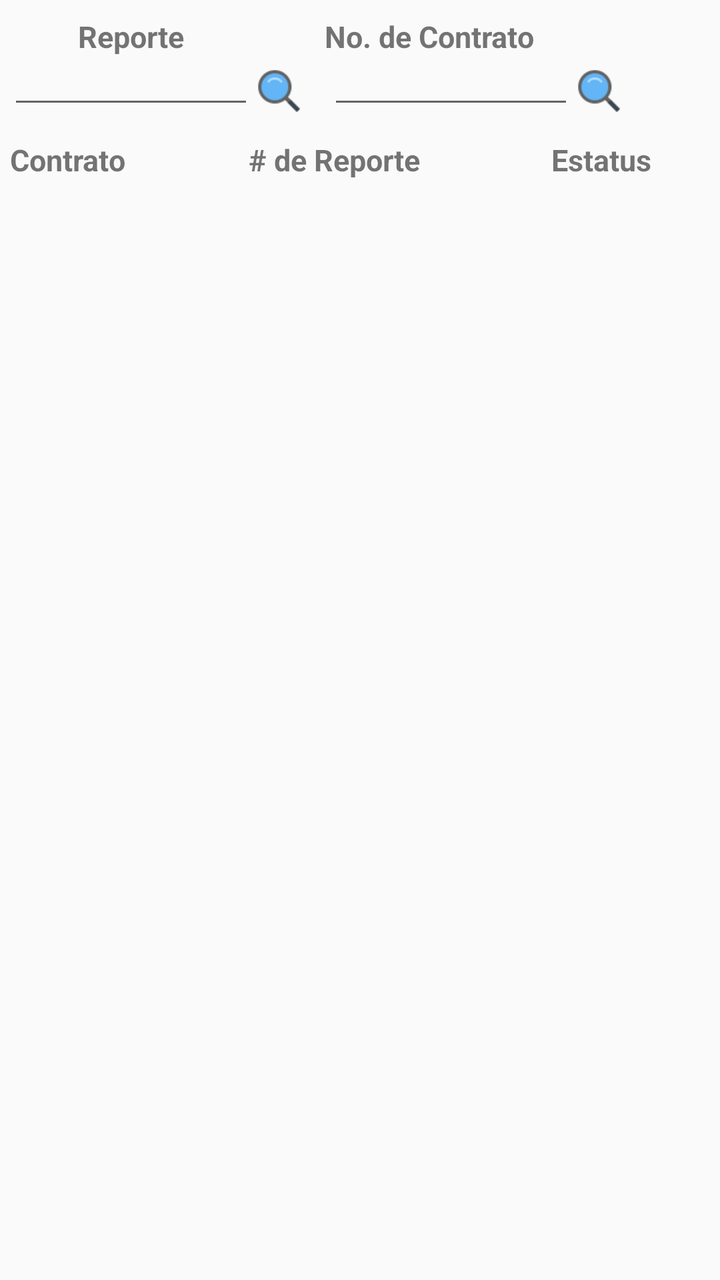
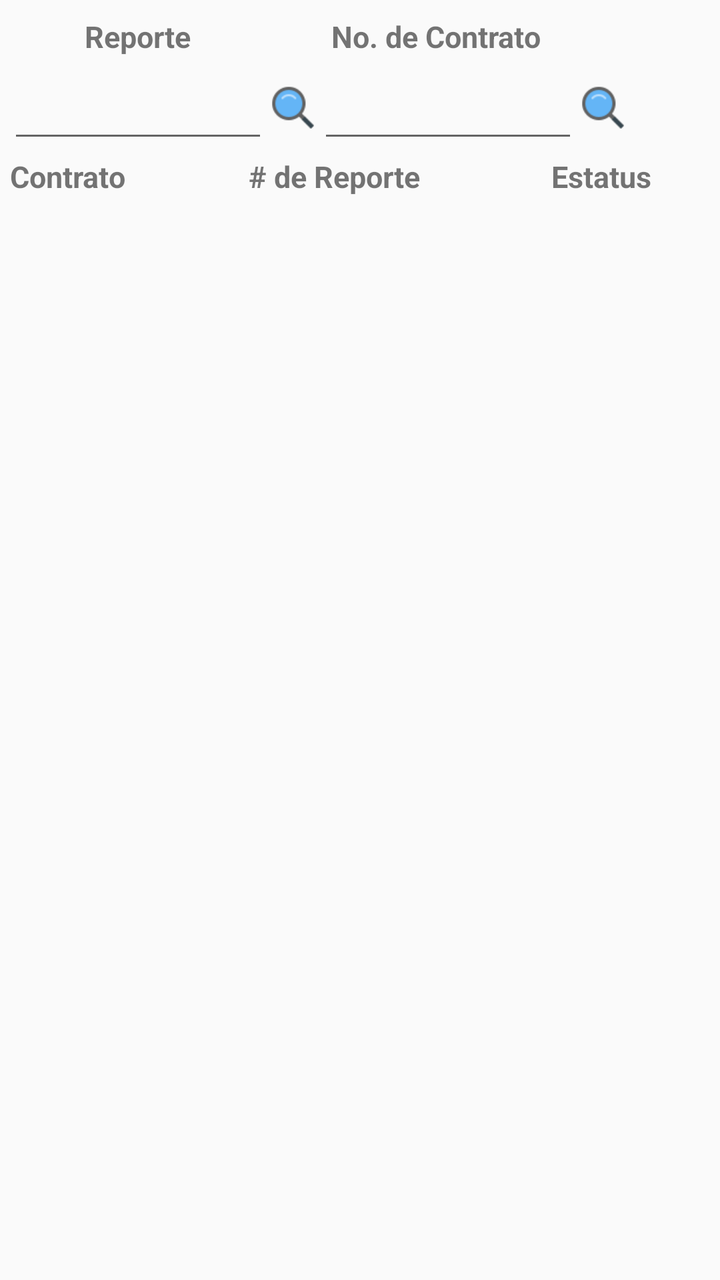

Screens rendered from an Android XML layout before and after an edit, with the pre-edit source and the edit as a unified diff.
<!-- AndroidManifest.xml: application theme AppTheme -->
<!-- res/layout/content_reportes.xml -->
<?xml version="1.0" encoding="utf-8"?>
<android.support.constraint.ConstraintLayout xmlns:android="http://schemas.android.com/apk/res/android"
    xmlns:app="http://schemas.android.com/apk/res-auto"
    xmlns:tools="http://schemas.android.com/tools"
    android:layout_width="match_parent"
    android:layout_height="match_parent"
    app:layout_behavior="@string/appbar_scrolling_view_behavior"
    tools:context=".Activitys.Reportes"
    tools:showIn="@layout/app_bar_reportes">

    <ListView
        android:id="@+id/listreporte"
        android:layout_width="match_parent"
        android:layout_height="match_parent"
        android:layout_alignParentTop="true"
        android:layout_marginTop="100dp"
        android:dividerHeight="10dp"
        android:paddingLeft="8dp"
        android:paddingRight="8dp"
        android:textSize="@dimen/chico"
        app:layout_constraintEnd_toEndOf="parent"
        app:layout_constraintStart_toStartOf="parent"
        app:layout_constraintTop_toTopOf="parent" />

    <TextView
        android:id="@+id/textView41"
        android:layout_width="wrap_content"
        android:layout_height="wrap_content"
        android:layout_marginTop="8dp"
        android:text="@string/reporte"
        android:textSize="15dp"
        android:textStyle="bold"
        app:layout_constraintEnd_toEndOf="@+id/reportesearch"
        app:layout_constraintStart_toStartOf="@+id/reportesearch"
        app:layout_constraintTop_toTopOf="parent" />

    <EditText
        android:id="@+id/reportesearch"
        android:layout_width="123dp"
        android:layout_height="28dp"
        android:layout_alignParentTop="true"
        android:layout_marginStart="4dp"
        android:layout_marginTop="3dp"
        android:inputType="number"
        android:textSize="15dp"
        app:layout_constraintStart_toStartOf="parent"
        app:layout_constraintTop_toBottomOf="@+id/textView41" />

    <Button
        android:id="@+id/breporte"
        android:layout_width="25dp"
        android:layout_height="25dp"
        android:background="@drawable/busqueda"
        android:gravity="center_vertical"
        app:layout_constraintBottom_toBottomOf="@+id/reportesearch"
        app:layout_constraintStart_toEndOf="@+id/reportesearch"
        app:layout_constraintTop_toTopOf="@+id/reportesearch" />


    <EditText
        android:id="@+id/contsearch"
        android:layout_width="123dp"
        android:layout_height="28dp"
        android:layout_alignParentTop="true"
        android:layout_alignParentEnd="true"
        android:layout_marginStart="12dp"
        android:layout_marginTop="3dp"
        android:inputType="text|number"
        android:textSize="15dp"
        app:layout_constraintStart_toEndOf="@+id/breporte"
        app:layout_constraintTop_toBottomOf="@+id/textView44" />

    <Button
        android:id="@+id/bcontrato"
        android:layout_width="25dp"
        android:layout_height="25dp"
        android:background="@drawable/busqueda"
        android:gravity="center_vertical"
        app:layout_constraintBottom_toBottomOf="@+id/contsearch"
        app:layout_constraintStart_toEndOf="@+id/contsearch"
        app:layout_constraintTop_toTopOf="@+id/contsearch" />

    <TextView
        android:id="@+id/textView44"
        android:layout_width="wrap_content"
        android:layout_height="wrap_content"
        android:layout_marginStart="70dp"
        android:layout_marginTop="8dp"
        android:text="@string/n_Contrato"
        android:textSize="@dimen/mediano"
        android:textStyle="bold"
        app:layout_constraintStart_toEndOf="@+id/textView41"
        app:layout_constraintTop_toTopOf="parent" />

    <TextView
        android:id="@+id/textView47"
        android:layout_width="wrap_content"
        android:layout_height="wrap_content"
        android:layout_alignParentStart="true"
        android:layout_marginStart="5dp"
        android:layout_marginEnd="16dp"
        android:text="@string/contrato"
        android:textSize="@dimen/mediano"
        android:textStyle="bold"
        app:layout_constraintBottom_toTopOf="@+id/listreporte"
        app:layout_constraintEnd_toEndOf="parent"
        app:layout_constraintHorizontal_bias="0.0"
        app:layout_constraintStart_toStartOf="parent"
        app:layout_constraintTop_toBottomOf="@+id/contsearch" />

    <TextView
        android:id="@+id/textView46"
        android:layout_width="wrap_content"
        android:layout_height="wrap_content"
        android:layout_alignParentStart="true"
        android:layout_marginStart="8dp"
        android:layout_marginTop="8dp"
        android:layout_marginEnd="8dp"
        android:layout_marginBottom="8dp"
        android:text="@string/n_Reporte"
        android:textSize="@dimen/mediano"
        android:textStyle="bold"
        app:layout_constraintBottom_toTopOf="@+id/listreporte"
        app:layout_constraintEnd_toEndOf="parent"
        app:layout_constraintHorizontal_bias="0.44"
        app:layout_constraintStart_toStartOf="@+id/textView47"
        app:layout_constraintTop_toBottomOf="@+id/reportesearch" />


    <TextView
        android:id="@+id/textView45"
        android:layout_width="wrap_content"
        android:layout_height="wrap_content"
        android:layout_alignParentStart="true"
        android:layout_marginStart="8dp"
        android:layout_marginTop="8dp"
        android:layout_marginEnd="8dp"
        android:layout_marginBottom="8dp"
        android:text="@string/estatus"
        android:textSize="15dp"
        android:textStyle="bold"
        app:layout_constraintBottom_toTopOf="@+id/listreporte"
        app:layout_constraintEnd_toEndOf="parent"
        app:layout_constraintHorizontal_bias="0.91"
        app:layout_constraintStart_toStartOf="parent"
        app:layout_constraintTop_toBottomOf="@+id/contsearch" />

</android.support.constraint.ConstraintLayout>
<!-- res/layout/app_bar_reportes.xml (included above) -->
<?xml version="1.0" encoding="utf-8"?>
<android.support.design.widget.CoordinatorLayout xmlns:android="http://schemas.android.com/apk/res/android"
    xmlns:app="http://schemas.android.com/apk/res-auto"
    xmlns:tools="http://schemas.android.com/tools"
    android:layout_width="match_parent"
    android:layout_height="match_parent"
    tools:context=".Activitys.Orden">

    <android.support.design.widget.AppBarLayout
        android:layout_width="match_parent"
        android:layout_height="wrap_content"
        android:theme="@style/AppTheme.AppBarOverlay">

        <android.support.v7.widget.Toolbar
            android:id="@+id/toolbar"
            android:layout_width="match_parent"
            android:layout_height="?attr/actionBarSize"
            android:background="?attr/colorPrimary"
            app:popupTheme="@style/AppTheme.PopupOverlay" />

    </android.support.design.widget.AppBarLayout>

    <include layout="@layout/content_reportes" />




</android.support.design.widget.CoordinatorLayout>
<!-- resources referenced by this layout -->
<resources>
  <dimen name="chico">10dp</dimen>
  <dimen name="mediano">15dp</dimen>
  <!-- drawable busqueda: png bitmap (drawable, 1157 bytes) -->
  <string name="contrato">Contrato</string>
  <string name="estatus">Estatus</string>
  <string name="n_Contrato">No. de Contrato</string>
  <string name="n_Reporte"># de Reporte</string>
  <string name="reporte">Reporte</string>
  <style name="AppTheme.AppBarOverlay" parent="ThemeOverlay.AppCompat.Dark.ActionBar" />
  <style name="AppTheme.PopupOverlay" parent="ThemeOverlay.AppCompat.Light" />
  <style name="AppTheme" parent="Theme.AppCompat.Light.DarkActionBar">
          
          <item name="colorPrimary">@color/colorPrimary</item>
          <item name="colorPrimaryDark">@color/colorPrimaryDark</item>
          <item name="colorAccent">@color/colorAccent</item>
          <item name="android:colorForeground">@android:color/background_dark</item>
      </style>
  <color name="colorPrimary">#0277BD</color>
  <color name="colorPrimaryDark">#004C8C</color>
  <color name="colorAccent">#0000FF</color>
</resources>

<!-- the commit's change to res/layout/content_reportes.xml (unified diff, before → after) -->
@@ -36,8 +36,8 @@
 
     <EditText
         android:id="@+id/reportesearch"
-        android:layout_width="123dp"
-        android:layout_height="28dp"
+        android:layout_width="130dp"
+        android:layout_height="45dp"
         android:layout_alignParentTop="true"
         android:layout_marginStart="4dp"
         android:layout_marginTop="3dp"
@@ -59,11 +59,10 @@
 
     <EditText
         android:id="@+id/contsearch"
-        android:layout_width="123dp"
-        android:layout_height="28dp"
+        android:layout_width="130dp"
+        android:layout_height="45dp"
         android:layout_alignParentTop="true"
         android:layout_alignParentEnd="true"
-        android:layout_marginStart="12dp"
         android:layout_marginTop="3dp"
         android:inputType="text|number"
         android:textSize="15dp"
